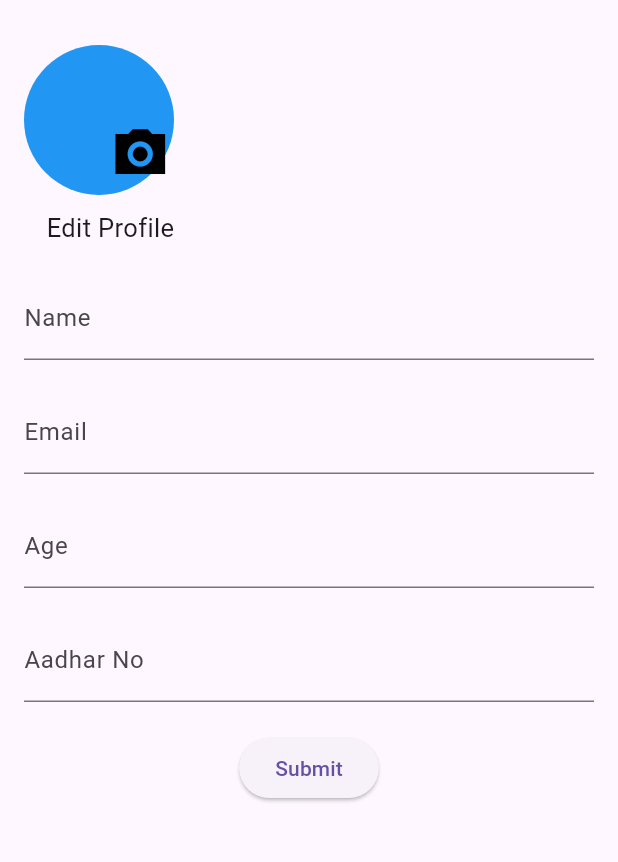
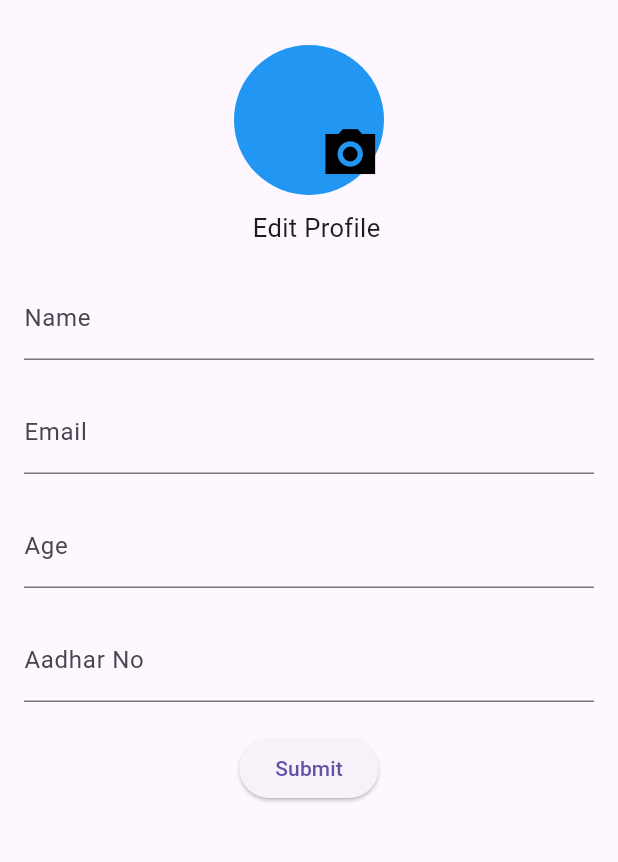
Before and after one commit to bmdufaiyazgithub21/User_Profile_Screen, a Flutter app: the screen it shows after launch, on a phone screen of 412 x 824 dp, the part 63-925 px from its top. Run offline on Flutter 3.47's test engine with Material 3 defaults, Android fonts, the phone set to English and light mode, and no system bars; our stand-ins replace image_picker.

Commit message:
6th commit

```diff
--- a/lib/user_profile_page.dart
+++ b/lib/user_profile_page.dart
@@ -1,9 +1,7 @@
 import 'dart:io';
-
 import 'package:flutter/material.dart';
 import 'package:image_picker/image_picker.dart';
 import 'package:user_profile_screen/user%20profile%20display%20page.dart';
-
 import 'main.dart';
 
 void main() {
@@ -108,6 +106,7 @@ class _UserProfilePageState extends State<UserProfilePage> {
                     },
                   );
                 },
+                child: Center(
                   child: CircleAvatar(
                     radius: 50,
                     backgroundColor: Colors.blue,
@@ -118,6 +117,7 @@ class _UserProfilePageState extends State<UserProfilePage> {
                           child: Icon(Icons.photo_camera_sharp, size: 40, color: Colors.black),
                         )
                         : null,
+                  ),
                 ),
               ),
               Column(
@@ -155,8 +155,8 @@ class _UserProfilePageState extends State<UserProfilePage> {
                       },
                       child:
                       const Padding(
-                        padding: EdgeInsets.only(left: 15.0,top: 10),
-                        child: Text("Edit Profile",style: TextStyle(fontSize: 17),),
+                        padding: EdgeInsets.only(left: 10.0,top: 10),
+                        child: Center(child: Text("Edit Profile",style: TextStyle(fontSize: 17),)),
                       ))
                 ],
               ),
```
Lines whose indentation alone changed are shown as unchanged.
